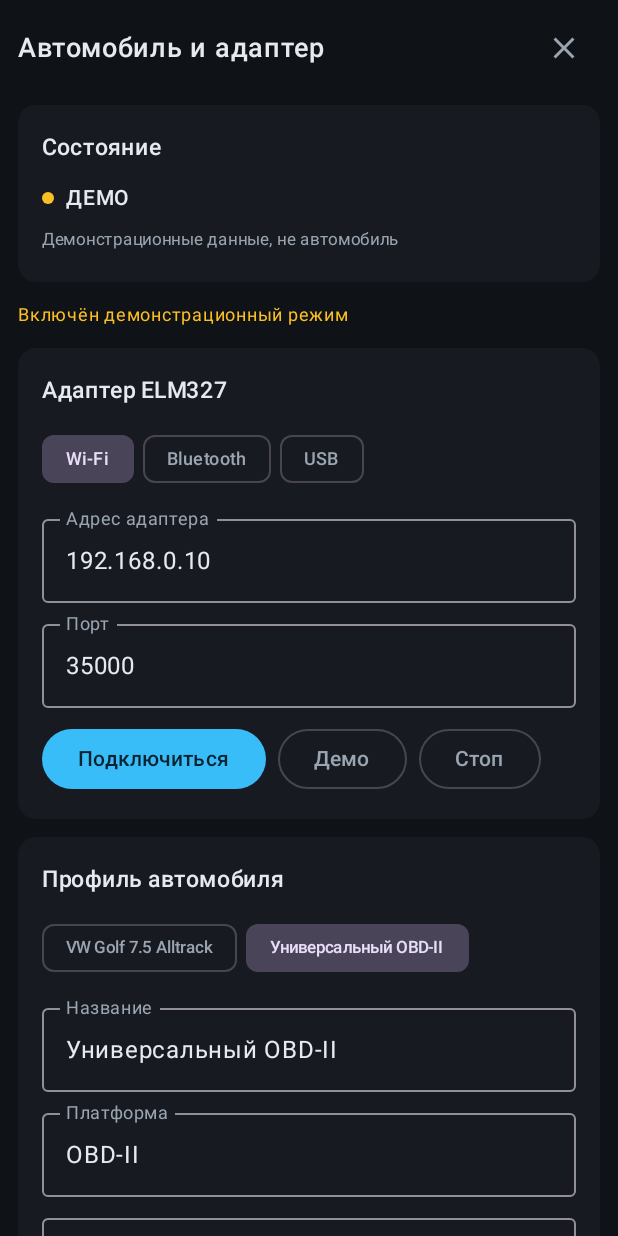
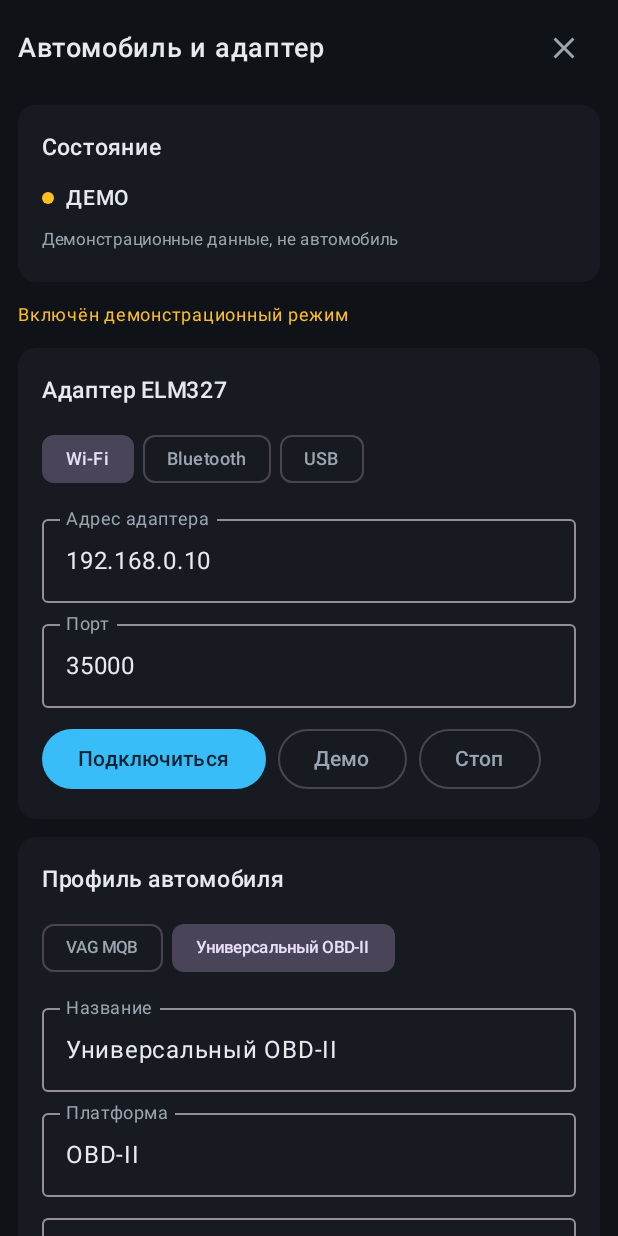
Before and after one commit to nchalexz/VAG-PerformanceMonitor, an Android app built with Jetpack Compose: the SettingsActivity screen opened directly, with no data from a screen before it, after a tap on "Универсальный OBD-II", on a phone screen of 412 x 824 dp. Run offline under Robolectric (Android 15) with nearby library versions, the phone set to English and light mode, and no system bars; 2 other taps on this screen came first.

Commit message:
Scrub personal device and vehicle identifiers
Replace specific phone and car models in docs, SPEC and default profile with generic platform wording. Rebuild 0.3.0 APKs with the renamed VAG MQB profile and refresh checksums.

```diff
--- a/app/src/main/java/io/github/nchalexz/aaperfmon/settings/SettingsActivity.kt
+++ b/app/src/main/java/io/github/nchalexz/aaperfmon/settings/SettingsActivity.kt
@@ -229,7 +229,7 @@ fun SettingsScreen(onClose: () -> Unit, model: SettingsViewModel = viewModel())
                     Spacer(Modifier.height(6.dp))
                     Button(onClick = model::saveProfile) { Text("Сохранить профиль") }
                     TextButton(onClick = model::resetProfile) {
-                        Text("Сбросить на Golf 7.5", color = DimColor, fontSize = 12.sp)
+                        Text("Сбросить на VAG MQB", color = DimColor, fontSize = 12.sp)
                     }
                 }
 
--- a/app/src/main/java/io/github/nchalexz/aaperfmon/settings/SettingsViewModel.kt
+++ b/app/src/main/java/io/github/nchalexz/aaperfmon/settings/SettingsViewModel.kt
@@ -33,7 +33,7 @@ data class SettingsForm(
     val port: String = "35000",
     val devices: List<DeviceOption> = emptyList(),
     val selectedDevice: String = "",
-    val profile: VehicleProfile = VehicleProfiles.golf75,
+    val profile: VehicleProfile = VehicleProfiles.mqb,
     val message: String = "",
 )
 
@@ -236,7 +236,7 @@ class SettingsViewModel(application: Application) : AndroidViewModel(application
         val profile = VehicleStore.reset(app)
         _form.update { it.copy(profile = profile) }
         Telemetry.saveProfile(profile)
-        _message.value = "Профиль сброшен на Golf 7.5"
+        _message.value = "Профиль сброшен на VAG MQB"
     }
 
     fun clearMessage() {
--- a/app/src/main/java/io/github/nchalexz/aaperfmon/telemetry/SignalCatalog.kt
+++ b/app/src/main/java/io/github/nchalexz/aaperfmon/telemetry/SignalCatalog.kt
@@ -9,7 +9,7 @@ package io.github.nchalexz.aaperfmon.telemetry
  * а выдумывать идентификаторы и формулы запрещено техническим заданием.
  *
  * Каждый сигнал несёт источник и статус проверки. Стандартные PID помечены
- * DECODED: формулы взяты из стандарта, но на тестовом Golf 7.5 ещё не
+ * DECODED: формулы взяты из стандарта, но на тестовом автомобиле ещё не
  * сверялись. Ни один сигнал не помечен CONFIRMED — для этого нужен живой
  * автомобиль, а не эмулятор.
  */
@@ -450,7 +450,7 @@ object SignalCatalog {
                 pollHz = 2.0,
                 source = "В демонстрационном режиме — модель; в автомобиле — DID блока 02 (не реализовано)",
                 verification = Verification.DESCRIBED,
-                note = "Стандартный OBD-II передачу не отдаёт. Нужен профиль DQ381.",
+                note = "Стандартный OBD-II передачу не отдаёт. Нужен профиль DSG.",
             )
         )
     }
--- a/app/src/main/java/io/github/nchalexz/aaperfmon/telemetry/TelemetryRepository.kt
+++ b/app/src/main/java/io/github/nchalexz/aaperfmon/telemetry/TelemetryRepository.kt
@@ -27,7 +27,7 @@ data class TelemetryState(
     val connectionLabel: String = "ДЕМО",
     val message: String = "",
     val values: Map<String, SignalValue> = emptyMap(),
-    val profile: VehicleProfile = VehicleProfiles.golf75,
+    val profile: VehicleProfile = VehicleProfiles.mqb,
     val lastUpdateMs: Long = 0L,
 ) {
     val isDemo: Boolean get() = connection == ConnectionKind.DEMO
--- a/app/src/main/java/io/github/nchalexz/aaperfmon/telemetry/VehicleProfile.kt
+++ b/app/src/main/java/io/github/nchalexz/aaperfmon/telemetry/VehicleProfile.kt
@@ -35,12 +35,12 @@ object VehicleProfiles {
         Dashboards.driving.signalIds + Dashboards.performance.signalIds
         ).distinct()
 
-    val golf75 = VehicleProfile(
-        id = "golf75-cuna",
-        name = "VW Golf 7.5 Alltrack",
+    val mqb = VehicleProfile(
+        id = "vag-mqb",
+        name = "VAG MQB",
         platform = "MQB",
-        engine = "2.0 TDI CUNA",
-        transmission = "DQ381",
+        engine = "",
+        transmission = "",
         vin = "",
         signalIds = defaultSignals.toSet(),
         builtIn = true,
@@ -57,10 +57,10 @@ object VehicleProfiles {
         builtIn = true,
     )
 
-    val builtIn: List<VehicleProfile> = listOf(golf75, universal)
+    val builtIn: List<VehicleProfile> = listOf(mqb, universal)
 
     fun byId(id: String): VehicleProfile =
-        builtIn.firstOrNull { it.id == id } ?: golf75
+        builtIn.firstOrNull { it.id == id } ?: mqb
 }
 
 /**
@@ -74,8 +74,8 @@ object VehicleStore {
     fun load(context: Context): VehicleProfile {
         val raw = context.getSharedPreferences(PREFS, Context.MODE_PRIVATE)
             .getString(KEY_PROFILE, null)
-            ?: return VehicleProfiles.golf75
-        return runCatching { fromJson(JSONObject(raw)) }.getOrElse { VehicleProfiles.golf75 }
+            ?: return VehicleProfiles.mqb
+        return runCatching { fromJson(JSONObject(raw)) }.getOrElse { VehicleProfiles.mqb }
     }
 
     fun save(context: Context, profile: VehicleProfile) {
@@ -88,7 +88,7 @@ object VehicleStore {
         context.getSharedPreferences(PREFS, Context.MODE_PRIVATE).edit()
             .remove(KEY_PROFILE)
             .apply()
-        return VehicleProfiles.golf75
+        return VehicleProfiles.mqb
     }
 
     fun toJson(profile: VehicleProfile): JSONObject = JSONObject()
@@ -115,7 +115,7 @@ object VehicleStore {
             engine = json.optString("engine", ""),
             transmission = json.optString("transmission", ""),
             vin = json.optString("vin", ""),
-            signalIds = signals.ifEmpty { VehicleProfiles.golf75.signalIds },
+            signalIds = signals.ifEmpty { VehicleProfiles.mqb.signalIds },
             builtIn = json.optBoolean("builtIn", false),
         )
     }
```
Also changed, not shown: 14 other files.
